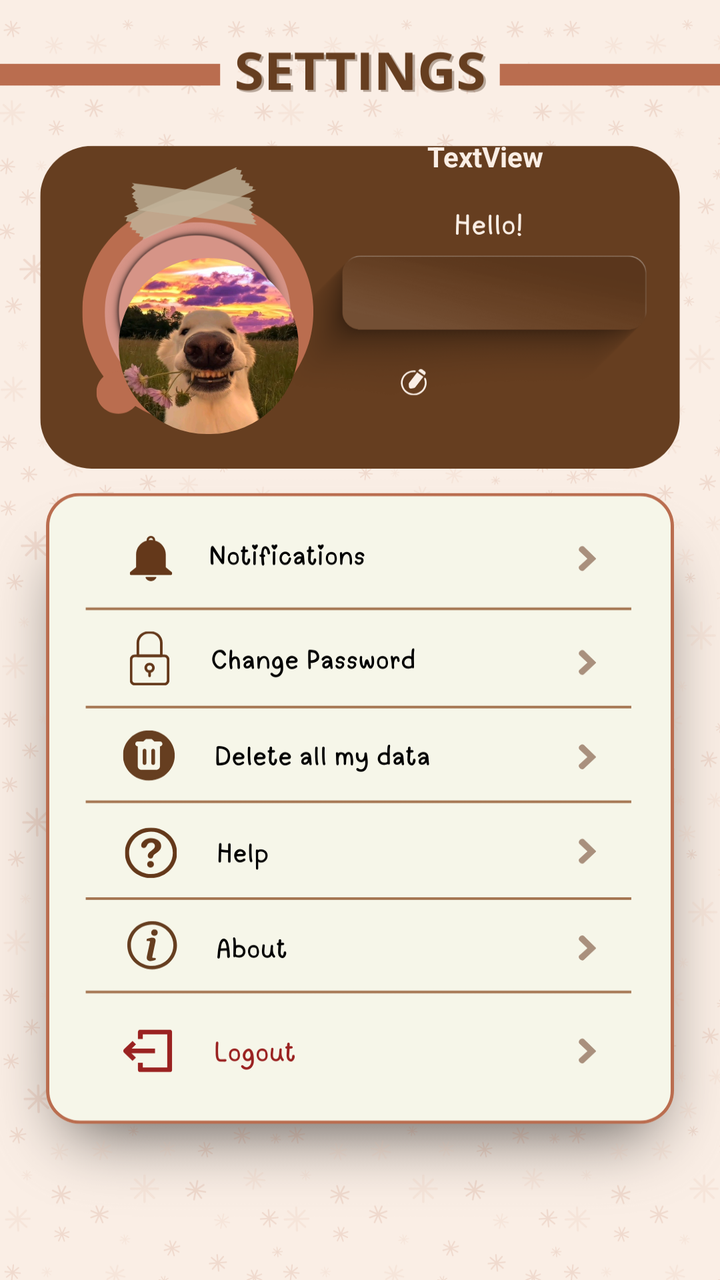
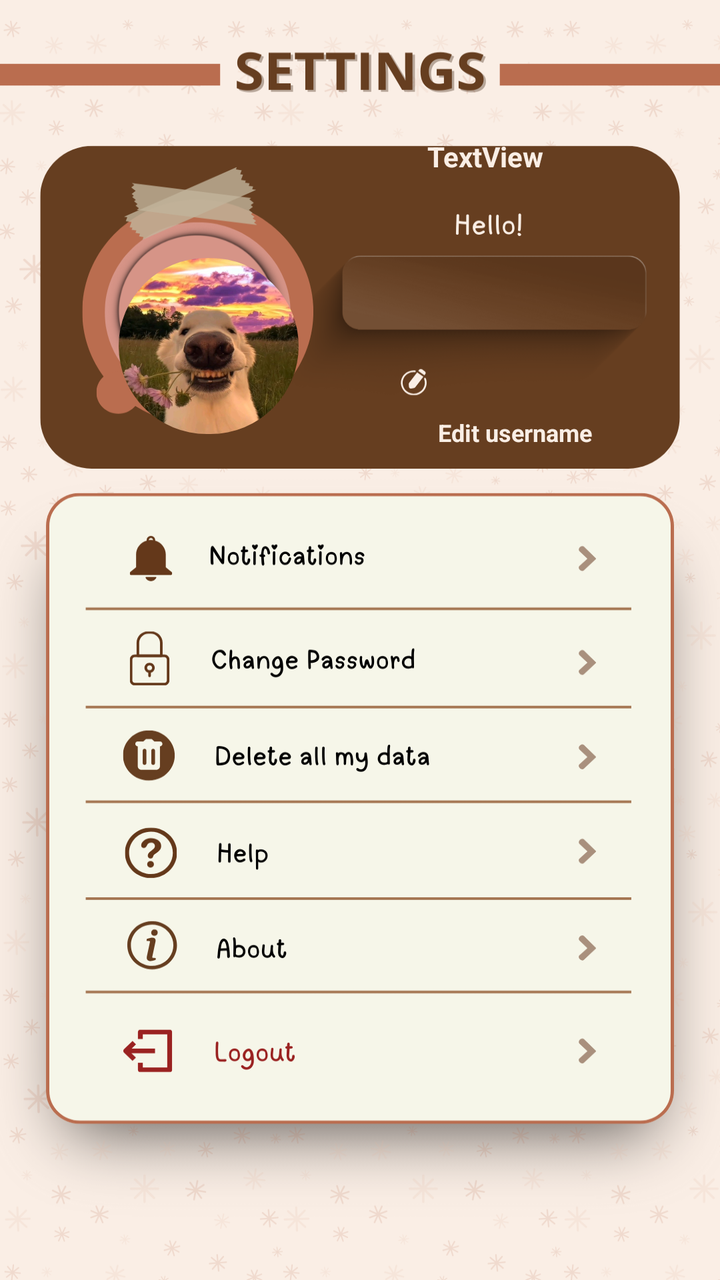

Before-and-after screenshots of an Android layout around one commit, followed by the original layout XML and the change that was made.
<!-- AndroidManifest.xml: application theme Theme.MoodTracker -->
<!-- res/layout/fragment_settings.xml -->
<?xml version="1.0" encoding="utf-8"?>
<androidx.constraintlayout.widget.ConstraintLayout xmlns:android="http://schemas.android.com/apk/res/android"
    xmlns:app="http://schemas.android.com/apk/res-auto"
    xmlns:tools="http://schemas.android.com/tools"
    android:layout_width="match_parent"
    android:layout_height="match_parent"
    android:background="@drawable/settings_layout"
    tools:context=".SettingsFragment">

    <Button
        android:id="@+id/helpButton"
        android:layout_width="300dp"
        android:layout_height="54dp"
        android:layout_marginBottom="220dp"
        android:background="@android:color/transparent"
        android:contentDescription="g"
        android:padding="5dp"
        android:textColor="@color/black"
        android:textSize="12sp"
        app:layout_constraintBottom_toBottomOf="parent"
        app:layout_constraintEnd_toEndOf="parent"
        app:layout_constraintHorizontal_bias="0.45"
        app:layout_constraintStart_toStartOf="parent" />

    <Button
        android:id="@+id/accountButton"
        android:layout_width="306dp"
        android:layout_height="50dp"
        android:layout_marginBottom="168dp"
        android:background="@android:color/transparent"
        android:contentDescription="y"
        android:padding="5dp"
        android:textColor="@android:color/white"
        android:textSize="12sp"
        app:layout_constraintBottom_toBottomOf="parent"
        app:layout_constraintEnd_toEndOf="parent"
        app:layout_constraintHorizontal_bias="0.462"
        app:layout_constraintStart_toStartOf="parent" />

    <Button
        android:id="@+id/changePasswordBtn"
        android:layout_width="308dp"
        android:layout_height="49dp"
        android:layout_marginStart="50dp"
        android:layout_marginEnd="54dp"
        android:layout_marginBottom="332dp"
        android:background="@android:color/transparent"
        android:contentDescription="Delete"
        app:layout_constraintBottom_toBottomOf="parent"
        app:layout_constraintEnd_toEndOf="parent"
        app:layout_constraintHorizontal_bias="1.0"
        app:layout_constraintStart_toStartOf="parent" />

    <Button
        android:id="@+id/notifation"
        android:layout_width="308dp"
        android:layout_height="49dp"
        android:layout_marginStart="50dp"
        android:layout_marginEnd="54dp"
        android:layout_marginBottom="388dp"
        android:background="@android:color/transparent"
        android:contentDescription="notif"
        app:layout_constraintBottom_toBottomOf="parent"
        app:layout_constraintEnd_toEndOf="parent"
        app:layout_constraintHorizontal_bias="0.0"
        app:layout_constraintStart_toStartOf="parent" />

    <Button
        android:id="@+id/delete_data"
        android:layout_width="308dp"
        android:layout_height="49dp"
        android:layout_marginStart="50dp"
        android:layout_marginEnd="54dp"
        android:layout_marginBottom="276dp"
        android:background="@android:color/transparent"
        android:contentDescription="Delete"
        app:layout_constraintBottom_toBottomOf="parent"
        app:layout_constraintEnd_toEndOf="parent"
        app:layout_constraintHorizontal_bias="0.0"
        app:layout_constraintStart_toStartOf="parent" />

    <TextView
        android:id="@+id/ACC_NAME"
        android:layout_width="171dp"
        android:layout_height="22dp"
        android:layout_marginTop="60dp"
        android:layout_marginBottom="112dp"
        android:text="TextView"
        android:textAlignment="center"
        android:textColor="#FAEEE5"
        android:textSize="14sp"
        android:textStyle="bold"
        app:layout_constraintBottom_toTopOf="@+id/notifation"
        app:layout_constraintEnd_toEndOf="parent"
        app:layout_constraintHorizontal_bias="0.833"
        app:layout_constraintStart_toStartOf="parent"
        app:layout_constraintTop_toTopOf="parent"
        app:layout_constraintVertical_bias="0.97" />

    <Button
        android:id="@+id/logout"
        android:layout_width="307dp"
        android:layout_height="54dp"
        android:layout_marginStart="50dp"
        android:layout_marginEnd="54dp"
        android:layout_marginBottom="105dp"
        android:background="@android:color/transparent"
        android:contentDescription="Logout button"
        app:layout_constraintBottom_toBottomOf="parent"
        app:layout_constraintEnd_toEndOf="parent"
        app:layout_constraintStart_toStartOf="parent" />

    

    <ImageView
        android:id="@+id/editbtn"
        android:layout_width="21dp"
        android:layout_height="18dp"
        android:layout_marginStart="56dp"
        android:layout_marginTop="215dp"
        android:layout_marginBottom="498dp"
        android:backgroundTint="#00FFFFFF"
        android:src="@drawable/editbtnpfl"
        app:layout_constraintBottom_toBottomOf="parent"
        app:layout_constraintStart_toStartOf="parent"
        app:layout_constraintTop_toTopOf="parent"
        app:layout_constraintVertical_bias="0.0" />

    <com.google.android.material.imageview.ShapeableImageView
        android:id="@+id/profileimg"
        android:layout_width="90dp"
        android:layout_height="88dp"
        android:layout_gravity="center"
        android:layout_marginStart="16dp"
        android:layout_marginTop="103dp"
        android:layout_marginBottom="8dp"
        android:scaleType="centerCrop"
        android:src="@drawable/profile"
        app:layout_constraintBottom_toBottomOf="parent"
        app:layout_constraintEnd_toEndOf="parent"
        app:layout_constraintHorizontal_bias="0.17"
        app:layout_constraintStart_toStartOf="parent"
        app:layout_constraintTop_toTopOf="parent"
        app:layout_constraintVertical_bias="0.059"
        app:shapeAppearanceOverlay="@style/CircleShape" />

</androidx.constraintlayout.widget.ConstraintLayout>
<!-- resources referenced by this layout -->
<resources>
  <color name="black">#FF000000</color>
  <!-- drawable editbtnpfl: png bitmap (drawable, 43627 bytes) -->
  <!-- drawable profile: jpg bitmap (drawable, 100602 bytes) -->
  <!-- drawable settings_layout: png bitmap (drawable, 245459 bytes) -->
  <style name="CircleShape">
          <item name="cornerSize">50%</item>
      </style>
  <style name="Theme.MoodTracker" parent="Base.Theme.MoodTracker" />
  <style name="Base.Theme.MoodTracker" parent="Theme.MaterialComponents.Light.NoActionBar">
          
          <item name="colorPrimary">#c47930</item> 
          <item name="colorPrimaryVariant">#c47930</item> 
          <item name="colorOnPrimary">#000000</item> 
          <item name="colorControlNormal">#FFFFFF</item>
  
          
          <item name="materialButtonStyle">@style/CustomButtonStyle</item>
      </style>
  <style name="CustomButtonStyle" parent="Widget.MaterialComponents.Button">
          <item name="backgroundTint">#64381A</item>
          <item name="android:textColor">@color/brownishe</item>
      </style>
  <color name="brownishe">#c47930</color>
</resources>

<!-- the commit's change to res/layout/fragment_settings.xml (unified diff, before → after) -->
@@ -12,11 +12,14 @@
         android:layout_width="300dp"
         android:layout_height="54dp"
         android:layout_marginBottom="220dp"
-        android:background="@android:color/transparent"
+        android:background="@drawable/ripple_effect"
+        android:foreground="@drawable/button_shadow_effect"
         android:contentDescription="g"
         android:padding="5dp"
+        android:stateListAnimator="@null"
         android:textColor="@color/black"
         android:textSize="12sp"
+        android:elevation="0dp"
         app:layout_constraintBottom_toBottomOf="parent"
         app:layout_constraintEnd_toEndOf="parent"
         app:layout_constraintHorizontal_bias="0.45"
@@ -27,11 +30,14 @@
         android:layout_width="306dp"
         android:layout_height="50dp"
         android:layout_marginBottom="168dp"
-        android:background="@android:color/transparent"
+        android:background="@drawable/ripple_effect"
+        android:foreground="@drawable/button_shadow_effect"
         android:contentDescription="y"
         android:padding="5dp"
+        android:stateListAnimator="@null"
         android:textColor="@android:color/white"
         android:textSize="12sp"
+        android:elevation="0dp"
         app:layout_constraintBottom_toBottomOf="parent"
         app:layout_constraintEnd_toEndOf="parent"
         app:layout_constraintHorizontal_bias="0.462"
@@ -44,8 +50,11 @@
         android:layout_marginStart="50dp"
         android:layout_marginEnd="54dp"
         android:layout_marginBottom="332dp"
-        android:background="@android:color/transparent"
+        android:background="@drawable/ripple_effect"
+        android:foreground="@drawable/button_shadow_effect"
         android:contentDescription="Delete"
+        android:stateListAnimator="@null"
+        android:elevation="0dp"
         app:layout_constraintBottom_toBottomOf="parent"
         app:layout_constraintEnd_toEndOf="parent"
         app:layout_constraintHorizontal_bias="1.0"
@@ -58,8 +67,11 @@
         android:layout_marginStart="50dp"
         android:layout_marginEnd="54dp"
         android:layout_marginBottom="388dp"
-        android:background="@android:color/transparent"
+        android:background="@drawable/ripple_effect"
+        android:foreground="@drawable/button_shadow_effect"
         android:contentDescription="notif"
+        android:stateListAnimator="@null"
+        android:elevation="0dp"
         app:layout_constraintBottom_toBottomOf="parent"
         app:layout_constraintEnd_toEndOf="parent"
         app:layout_constraintHorizontal_bias="0.0"
@@ -72,8 +84,11 @@
         android:layout_marginStart="50dp"
         android:layout_marginEnd="54dp"
         android:layout_marginBottom="276dp"
-        android:background="@android:color/transparent"
+        android:background="@drawable/ripple_effect"
+        android:foreground="@drawable/button_shadow_effect"
         android:contentDescription="Delete"
+        android:stateListAnimator="@null"
+        android:elevation="0dp"
         app:layout_constraintBottom_toBottomOf="parent"
         app:layout_constraintEnd_toEndOf="parent"
         app:layout_constraintHorizontal_bias="0.0"
@@ -97,6 +112,27 @@
         app:layout_constraintTop_toTopOf="parent"
         app:layout_constraintVertical_bias="0.97" />
 
+    <TextView
+        android:id="@+id/editusername"
+        android:layout_width="104dp"
+        android:layout_height="25dp"
+        android:layout_marginStart="210dp"
+        android:layout_marginTop="208dp"
+        android:layout_marginEnd="53dp"
+        android:layout_marginBottom="150dp"
+        android:text="Edit username"
+        android:textAlignment="center"
+        android:textColor="#FAEEE5"
+        android:textSize="12sp"
+        android:textStyle="bold"
+        android:foreground="?attr/selectableItemBackground"
+        app:layout_constraintBottom_toBottomOf="parent"
+        app:layout_constraintEnd_toEndOf="parent"
+        app:layout_constraintHorizontal_bias="0.692"
+        app:layout_constraintStart_toStartOf="parent"
+        app:layout_constraintTop_toTopOf="parent"
+        app:layout_constraintVertical_bias="0.0" />
+
     <Button
         android:id="@+id/logout"
         android:layout_width="307dp"
@@ -104,13 +140,14 @@
         android:layout_marginStart="50dp"
         android:layout_marginEnd="54dp"
         android:layout_marginBottom="105dp"
-        android:background="@android:color/transparent"
+        android:background="@drawable/ripple_effect"
+        android:foreground="@drawable/button_shadow_effect"
         android:contentDescription="Logout button"
+        android:stateListAnimator="@null"
+        android:elevation="0dp"
         app:layout_constraintBottom_toBottomOf="parent"
         app:layout_constraintEnd_toEndOf="parent"
         app:layout_constraintStart_toStartOf="parent" />
-
-    
 
     <ImageView
         android:id="@+id/editbtn"
@@ -121,6 +158,7 @@
         android:layout_marginBottom="498dp"
         android:backgroundTint="#00FFFFFF"
         android:src="@drawable/editbtnpfl"
+        android:foreground="?attr/selectableItemBackground"
         app:layout_constraintBottom_toBottomOf="parent"
         app:layout_constraintStart_toStartOf="parent"
         app:layout_constraintTop_toTopOf="parent"
@@ -136,6 +174,7 @@
         android:layout_marginBottom="8dp"
         android:scaleType="centerCrop"
         android:src="@drawable/profile"
+        android:foreground="?attr/selectableItemBackground"
         app:layout_constraintBottom_toBottomOf="parent"
         app:layout_constraintEnd_toEndOf="parent"
         app:layout_constraintHorizontal_bias="0.17"
<!-- resource entries referenced after the edit -->
@@ -1,13 +1,79 @@
 <!-- resources referenced by this layout -->
 <resources>
   <color name="black">#FF000000</color>
+  <!-- drawable button_shadow_effect (drawable) -->
+  <?xml version="1.0" encoding="utf-8"?>
+  <selector xmlns:android="http://schemas.android.com/apk/res/android">
+      
+      <item android:state_pressed="true">
+          <layer-list>
+              <item>
+                  <shape android:shape="rectangle">
+                      <solid android:color="#1A000000" /> 
+                      <corners android:radius="8dp" />
+                  </shape>
+              </item>
+              <item android:bottom="4dp" android:left="1dp" android:right="1dp" android:top="1dp">
+                  <shape android:shape="rectangle">
+                      <solid android:color="@android:color/transparent" />
+                      <corners android:radius="8dp" />
+                  </shape>
+              </item>
+          </layer-list>
+      </item>
+  
+      
+      <item android:state_focused="true">
+          <layer-list>
+              <item>
+                  <shape android:shape="rectangle">
+                      <solid android:color="#1A000000" /> 
+                      <corners android:radius="8dp" />
+                  </shape>
+              </item>
+              <item android:bottom="2dp" android:left="0.5dp" android:right="0.5dp" android:top="0.5dp">
+                  <shape android:shape="rectangle">
+                      <solid android:color="@android:color/transparent" />
+                      <corners android:radius="8dp" />
+                      <stroke android:width="1dp" android:color="#26000000" />
+                  </shape>
+              </item>
+          </layer-list>
+      </item>
+  
+      
+      <item>
+          <shape android:shape="rectangle">
+              <solid android:color="@android:color/transparent" />
+              <corners android:radius="8dp" />
+          </shape>
+      </item>
+  </selector>
   <!-- drawable editbtnpfl: png bitmap (drawable, 43627 bytes) -->
   <!-- drawable profile: jpg bitmap (drawable, 100602 bytes) -->
+  <!-- drawable ripple_effect (drawable) -->
+  <?xml version="1.0" encoding="utf-8"?>
+  <ripple xmlns:android="http://schemas.android.com/apk/res/android"
+      android:color="@color/ripple_color"> 
+      <item android:id="@android:id/mask">
+          <shape android:shape="rectangle">
+              <solid android:color="#642727" />
+              <corners android:radius="8dp" />
+          </shape>
+      </item>
+      <item android:id="@android:id/background">
+          <shape android:shape="rectangle">
+              <solid android:color="@android:color/transparent" />
+              <corners android:radius="8dp" />
+          </shape>
+      </item>
+  </ripple>
   <!-- drawable settings_layout: png bitmap (drawable, 245459 bytes) -->
   <style name="CircleShape">
           <item name="cornerSize">50%</item>
       </style>
   <style name="Theme.MoodTracker" parent="Base.Theme.MoodTracker" />
+  <color name="ripple_color">#33FFFFFF</color>
   <style name="Base.Theme.MoodTracker" parent="Theme.MaterialComponents.Light.NoActionBar">
           
           <item name="colorPrimary">#c47930</item> 
